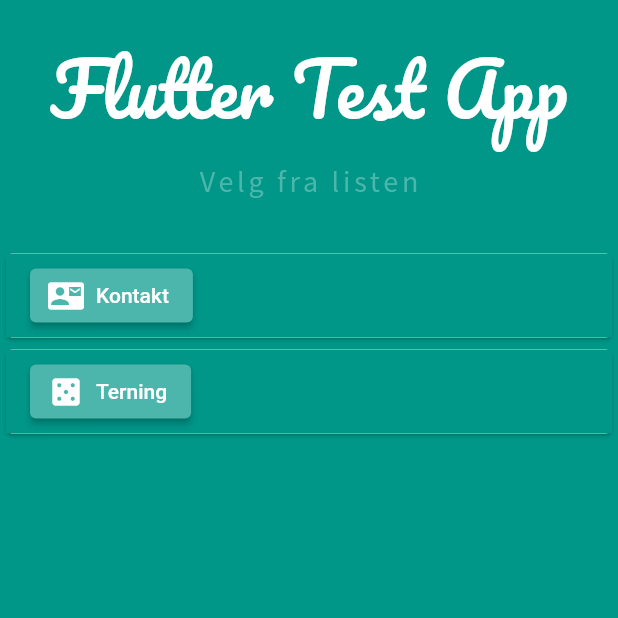
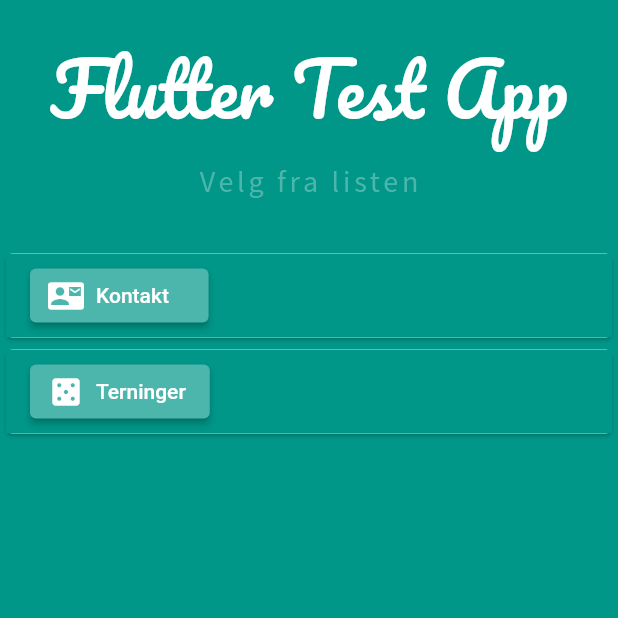
Before and after one commit to rbyre/playground, a Flutter app: the screen it shows after launch, on a phone screen of 412 x 824 dp, the top half of it. Run offline on Flutter 3.47's test engine with Material 2 defaults, Android fonts, the light colour scheme and no system bars.

Commit message:
mindre endringer

```diff
--- a/lib/dice.dart
+++ b/lib/dice.dart
@@ -34,7 +34,7 @@ class _DiceState extends State<Dice> {
       home: Scaffold(
         backgroundColor: Colors.red,
         appBar: AppBar(
-          title: Text('Dicee'),
+          title: Text('Terninger'),
           backgroundColor: Colors.red,
         ),
         body: Column(
--- a/lib/home.dart
+++ b/lib/home.dart
@@ -59,7 +59,7 @@ class Home extends StatelessWidget {
                               Icons.contact_mail,
                               color: Colors.white,
                             ),
-                            label: Text('Kontakt')),
+                            label: Text('Kontakt   ')),
                       ),
                     ),
                     Card(
@@ -79,7 +79,7 @@ class Home extends StatelessWidget {
                               color: Colors.white,
                             ),
                             label: Text(
-                              'Terning',
+                              'Terninger',
                               style: TextStyle(color: Colors.white),
                             )),
                       ),
```
